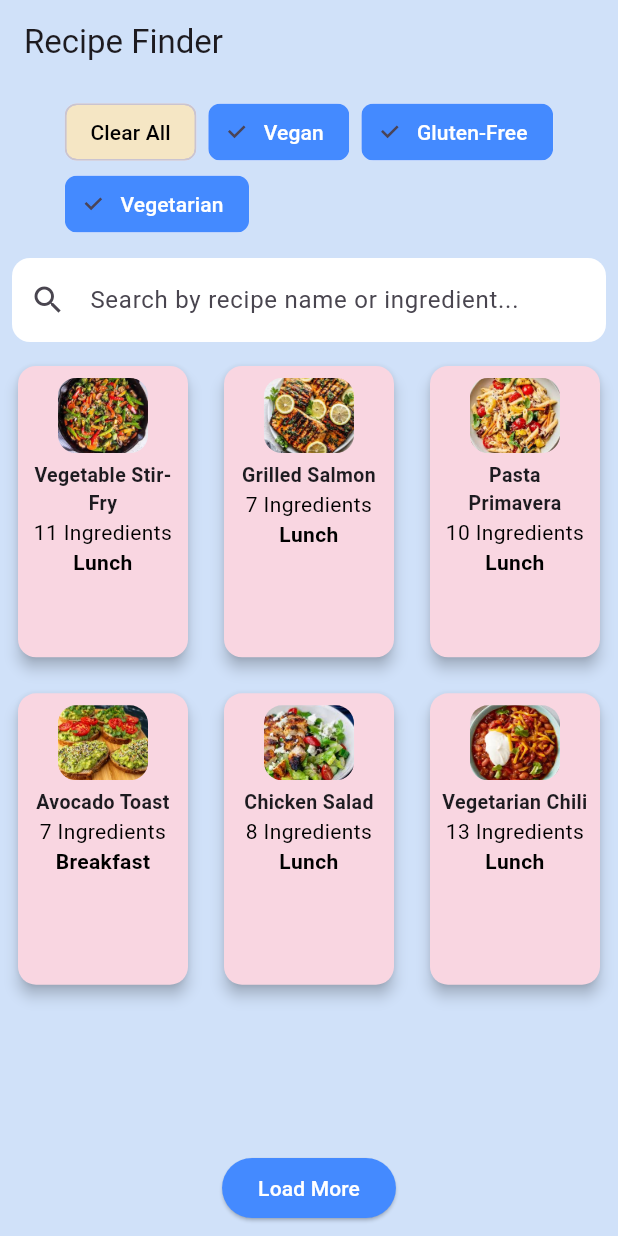
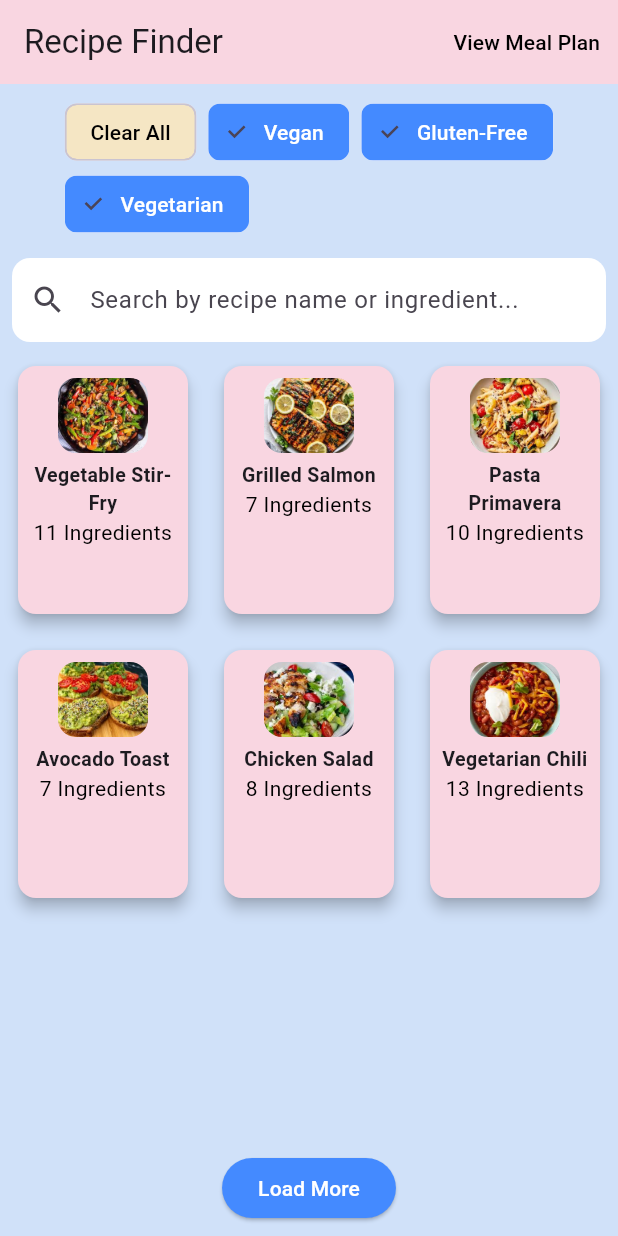
Before and after one commit to FaithNnakwe/Recipe-and-Meal-Planning-App, a Flutter app: the screen it shows after launch, on a phone screen of 412 x 824 dp. Run offline on Flutter 3.47's test engine with Material 3 defaults, Android fonts, the phone set to English and light mode, and no system bars.

Commit message:
Added meal plan page to add meals and refresh button for a new week.

```diff
--- a/lib/main.dart
+++ b/lib/main.dart
@@ -1,6 +1,7 @@
 import 'package:flutter/material.dart';
 import 'recipe.dart';
 import 'detail.dart';
+import 'meal_plan.dart';
 
 void main() {
   runApp(RecipeApp());
@@ -27,6 +28,7 @@ class RecipeList extends StatefulWidget {
 
 class _RecipeListState extends State<RecipeList> {
   List<Recipe> myRecipes = recipes;
+  MealPlan mealPlan = MealPlan();
   List<String> filters = ['Vegan', 'Gluten-Free', 'Vegetarian'];
   Set<String> selectedFilters = {'Vegan', 'Gluten-Free', 'Vegetarian'};
 
@@ -54,7 +56,21 @@ class _RecipeListState extends State<RecipeList> {
       backgroundColor: Color(0xFFD0E1F9),
       appBar: AppBar(
         title: Text('Recipe Finder'),
-        backgroundColor: Colors.transparent,
+        actions: [
+  TextButton(
+    onPressed: () {
+      Navigator.push(
+        context,
+        MaterialPageRoute(builder: (context) => MealPlanScreen(mealPlan: mealPlan)),
+      );
+    },
+    child: Text(
+      'View Meal Plan',
+      style: TextStyle(color: Colors.black),  // Adjust color as needed
+    ),
+  ),
+],
+        backgroundColor: Color(0xFFF9D6E1),
         elevation: 0,
       ),
       body: Column(
@@ -133,7 +149,7 @@ class _RecipeListState extends State<RecipeList> {
                 crossAxisCount: 3,
                 crossAxisSpacing: 16,
                 mainAxisSpacing: 16,
-                childAspectRatio: 0.6,
+                childAspectRatio: 0.7,
               ),
               itemCount: displayedRecipes < filteredRecipes.length ? displayedRecipes : filteredRecipes.length,
               itemBuilder: (context, index) {
@@ -143,7 +159,7 @@ class _RecipeListState extends State<RecipeList> {
                     Navigator.push(
                       context,
                       MaterialPageRoute(
-                        builder: (context) => RecipeDetail(recipe: recipe),
+                        builder: (context) => RecipeDetail(recipe: recipe, mealPlan: mealPlan),
                       ),
                     );
                   },
@@ -178,11 +194,6 @@ class _RecipeListState extends State<RecipeList> {
                             style: TextStyle(fontSize: 14, color: Colors.black),
                             textAlign: TextAlign.center,
                           ),
-                          Text(
-                            recipe.category,
-                            style: TextStyle(fontSize: 14, color: Colors.black, fontWeight: FontWeight.bold),
-                            textAlign: TextAlign.center,
-                          ),
                           const SizedBox(height: 7)
                         ],
                       ),
--- a/lib/recipe.dart
+++ b/lib/recipe.dart
@@ -6,7 +6,6 @@ class Recipe {
   String imageUrl;
   List<String> ingredients;
   List<String> steps;
-  final String category;
 
   Recipe({
     required this.name,
@@ -16,7 +15,6 @@ class Recipe {
     required this.imageUrl,
     required this.ingredients,
     required this.steps,
-    required this.category,
   });
 }
 List<Recipe> recipes = [
@@ -48,7 +46,6 @@ List<Recipe> recipes = [
     '6. Serve the stir-fry over cooked rice or noodles and garnish with sesame seeds, if desired.',
     '7. Enjoy your delicious, healthy vegetable stir-fry!'
   ],
-  category: 'Lunch',
 ),
 
 Recipe(
@@ -75,7 +72,6 @@ Recipe(
     '6. Garnish with fresh dill and serve with your favorite sides, like roasted vegetables or a simple salad.',
     '7. Enjoy your perfectly grilled salmon!'
   ],
-  category: 'Lunch',
 ),
 
 Recipe(
@@ -106,7 +102,6 @@ Recipe(
     '7. Stir in fresh basil and mix everything together.',
     '8. Serve with a sprinkle of nutritional yeast or vegan cheese if desired, and enjoy your light and fresh pasta primavera!'
   ],
-  category: 'Lunch',
 ),
 
 Recipe(
@@ -137,7 +132,6 @@ Recipe(
     '7. Optionally, add chopped onions for extra flavor.',
     '8. Serve with your favorite sides, like guacamole or Mexican rice, and enjoy your beef tacos!'
   ],
-  category: 'Lunch',
 ),
 
 Recipe(
@@ -164,7 +158,6 @@ Recipe(
     '6. Optionally, top with sliced tomatoes, a poached egg, or microgreens for added flavor and texture.',
     '7. Serve immediately and enjoy a delicious, healthy avocado toast!'
   ],
-  category: 'Breakfast',
 ),
     Recipe(
   name: 'Chicken Salad',
@@ -190,7 +183,6 @@ Recipe(
     '5. Dress the salad: Drizzle the salad dressing of your choice over the top. Toss everything together gently to coat the salad evenly with the dressing.',
     '6. Serve and enjoy: Serve the chicken salad immediately, or chill it in the fridge for 10-15 minutes before serving for a refreshing dish.',
   ],
-  category: 'Lunch',
 ),
 Recipe(
   name: 'Vegetarian Chili',
@@ -222,7 +214,6 @@ Recipe(
     '6. Taste and adjust the seasoning as needed.',
     '7. Serve with a sprinkle of fresh cilantro, and enjoy your hearty vegetarian chili!'
   ],
-  category: 'Lunch'
 ),
 
 Recipe(
@@ -253,7 +244,6 @@ Recipe(
     '6. Bake for 25-30 minutes, removing the foil during the last 5 minutes to allow the cheese to brown and bubble.',
     '7. Garnish with fresh basil and serve warm.'
   ],
-  category: 'Lunch',
 ),
 
 Recipe(
@@ -285,7 +275,6 @@ Recipe(
     '5. To assemble the tacos, spoon the bean mixture into each tortilla, and top with sliced avocado and fresh salsa.',
     '6. Garnish with cilantro and serve with lime wedges for an extra burst of flavor.'
   ],
-  category: 'Lunch',
 ),
 
 Recipe(
@@ -309,7 +298,6 @@ Recipe(
     '4. Season with salt and pepper to taste.',
     '5. Serve immediately as a light, refreshing appetizer or side dish.'
   ],
-  category: 'Lunch',
 ),
 
 Recipe(
@@ -332,7 +320,6 @@ Recipe(
       '3. In a separate pan, sauté the chopped apple with cinnamon until softened, about 3-4 minutes.',
       '4. Once the oats are cooked, mix in the sautéed apples and maple syrup.',
       '5. Serve with walnuts and raisins on top for extra crunch and sweetness.' ],
-      category: 'Breakfast',
       ),
 
 
@@ -364,7 +351,6 @@ Recipe(
     '7. Cover with aluminum foil and bake for 20 minutes.',
     '8. Garnish with fresh cilantro and diced red onion, and serve!'
   ],
-  category: 'Lunch',
 ),
 Recipe( name: 'Mango Chia Pudding',
   imageUrl: 'assets/mango_chia_pudding.jpeg',
@@ -385,7 +371,6 @@ Recipe( name: 'Mango Chia Pudding',
       '3. Cover and refrigerate the chia pudding for at least 4 hours, or overnight.',
       '4. When ready to serve, top with fresh mango, shredded coconut, and mint leaves.',
       '5. Enjoy your healthy, refreshing breakfast!' ],
-      category: 'Breakfast',
       ),
 
 Recipe(
@@ -410,7 +395,6 @@ Recipe(
       '3. Cover the container with a lid or plastic wrap and refrigerate overnight (or for at least 4 hours).',
       '4. In the morning, give the oats a good stir, and top with mixed berries, almond butter, and sliced almonds.',
       '5. Enjoy a quick, healthy breakfast!' ],
-      category: 'Breakfast',
       ),
 
 ];
```
Also changed, not shown: lib/detail.dart (+88 -11 lines), lib/meal_plan.dart (added, +128 -0 lines), lib/meal_plan_screen.dart (added, +67 -0 lines).
